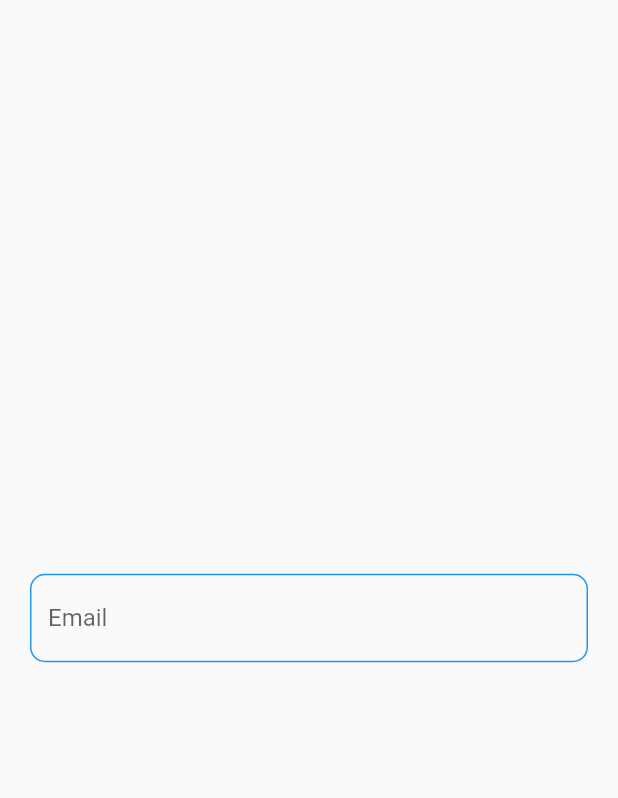
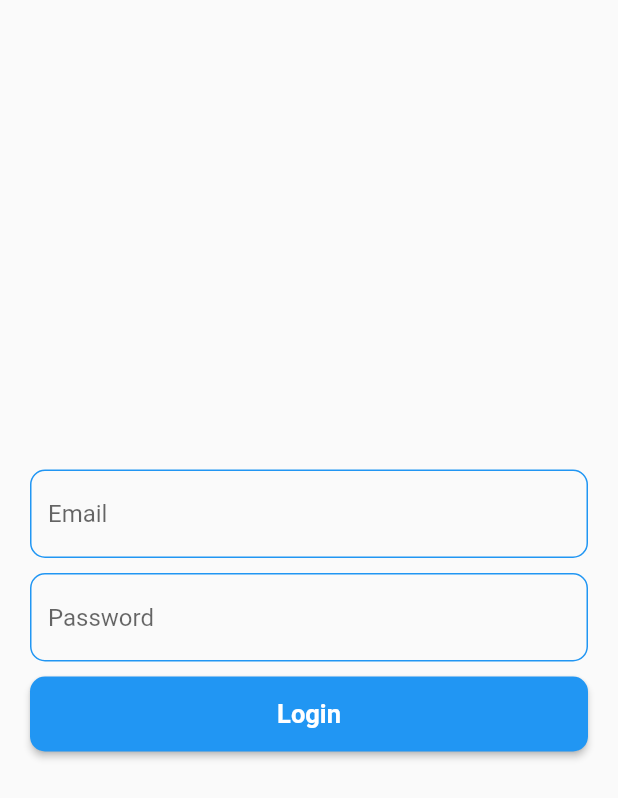
Before and after one commit to rmahmadkhan/chat-app-flutter, a Flutter app: the screen it shows after launch, on a phone screen of 412 x 824 dp. Shown: the top 798 px of the screen. Run offline on Flutter 3.47's test engine with Material 2 defaults, Android fonts, the phone set to English and light mode, and no system bars.

Commit message:
Used MyButton in LoginScreen

```diff
--- a/lib/screens/login/login_screen.dart
+++ b/lib/screens/login/login_screen.dart
@@ -1,3 +1,4 @@
+import 'package:chat_app/screens/login/components/my_button.dart';
 import 'package:chat_app/screens/login/components/my_text_field.dart';
 import 'package:flutter/material.dart';
 
@@ -7,6 +8,7 @@ class LoginScreen extends StatelessWidget {
   @override
   Widget build(BuildContext context) {
     final _emailController = TextEditingController();
+    final _passwordController = TextEditingController();
 
     return Scaffold(
       body: SafeArea(
@@ -16,10 +18,17 @@ class LoginScreen extends StatelessWidget {
             mainAxisAlignment: MainAxisAlignment.center,
             children: [
               MyTextField(hint: 'Email', controller: _emailController),
+              const SizedBox(height: 10),
+              MyTextField(hint: 'Password', controller: _passwordController),
+              const SizedBox(height: 10),
+              MyButton(title: 'Login', onPressed: onPressLoginButton),
+              const SizedBox(height: 10),
             ],
           ),
         ),
       ),
     );
   }
+
+  void onPressLoginButton() {}
 }
```
